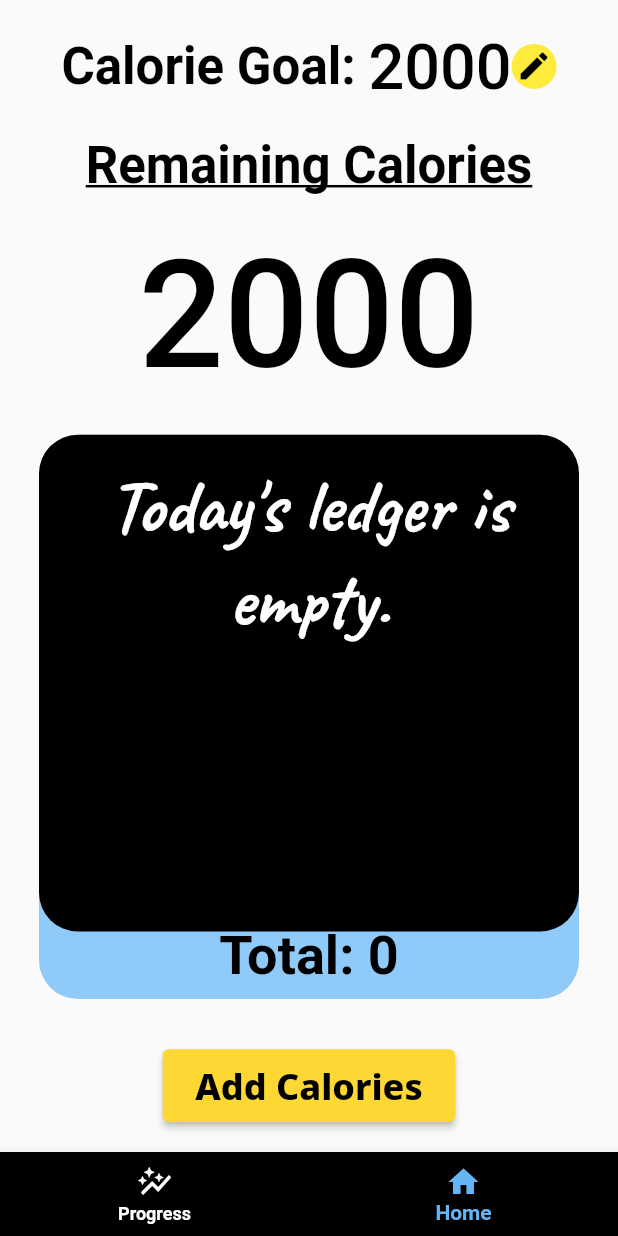
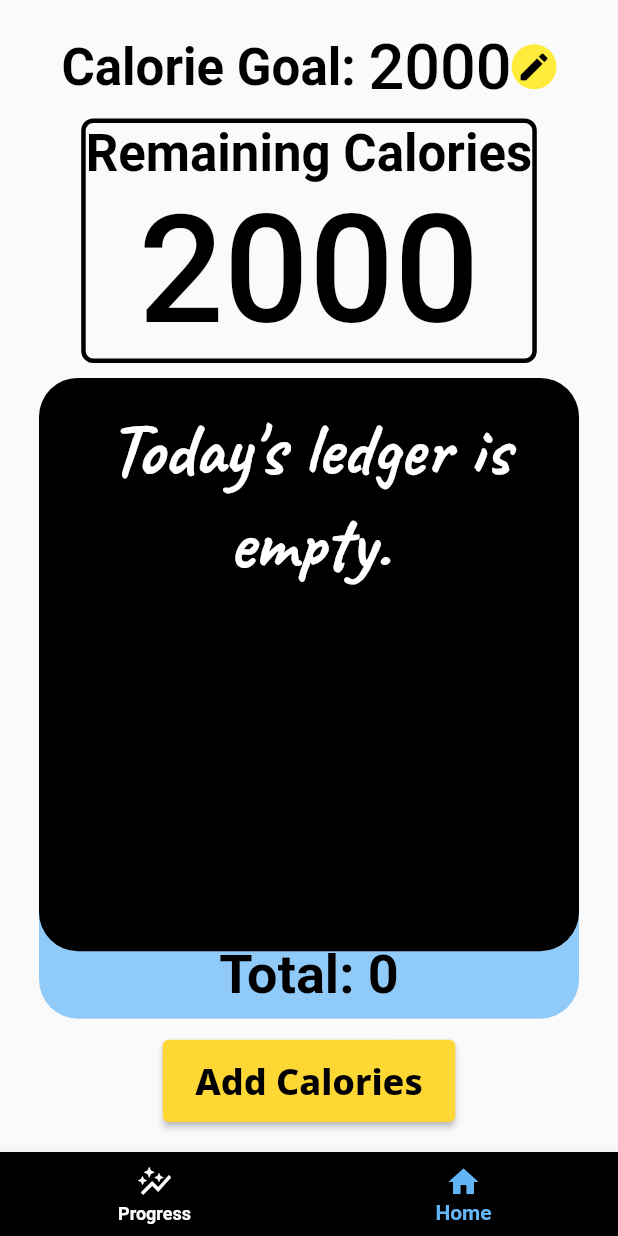
Before and after one commit to WilliamRWalsh/irl-mobile, a Flutter app: the Dashboard screen opened by its route, on a phone screen of 412 x 824 dp. Run offline on Flutter 3.47's test engine with Material 2 defaults, Android fonts, the phone set to English and light mode, and no system bars; our stand-ins replace charts_flutter, cloud_firestore, firebase_auth, firebase_core, google_fonts; missing offline and left inert: cloud_firestore_web, firebase_auth_web, firebase_core_web; accounts and stored records are empty; generated files the repository leaves out were written again; Roboto replaces fonts that are missing (Domine, Pangolin).

Commit message:
border around remaining cals

```diff
--- a/lib/screens/dashboard/home.dart
+++ b/lib/screens/dashboard/home.dart
@@ -54,24 +54,30 @@ class Home extends StatelessWidget {
                 ],
               ),
             ),
-            Flexible(
-              flex: 1,
-              child: Text(
+            Padding(
+              padding: const EdgeInsets.all(8.0),
+              child: Container(
+                decoration: BoxDecoration(
+                    border: Border.all(color: Colors.black, width: 3),
+                    borderRadius: BorderRadius.circular(8)),
+                child: Flexible(
+                  flex: 4,
+                  child: Column(
+                    children: [
+                      Text(
                         'Remaining Calories',
-                style: Theme.of(context)
-                    .textTheme
-                    .bodyText2
-                    .copyWith(decoration: TextDecoration.underline),
+                        style: Theme.of(context).textTheme.bodyText2,
                       ),
-            ),
-            Flexible(
-              flex: 4,
-              child: Text(
+                      Text(
                         "$remainingCalories",
                         style: Theme.of(context)
                             .textTheme
                             .bodyText1
                             .copyWith(fontSize: 100),
+                      ),
+                    ],
+                  ),
+                ),
               ),
             ),
             Flexible(
```
Lines whose indentation alone changed are shown as unchanged.
